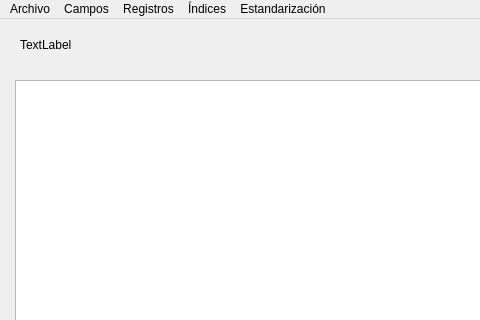
Qt form MainWindow.ui (carlosvelaquez/ProyectoEDII) before a commit; both pictures show x 0 to 480 and y 0 to 320 of the 843 by 465 pixel window.
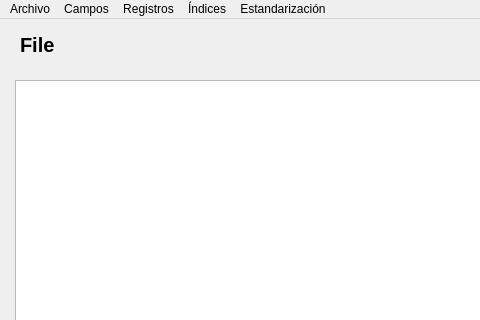
The same form after that commit.

```diff
--- a/MainWindow.ui
+++ b/MainWindow.ui
@@ -36,8 +36,15 @@
       <height>31</height>
      </rect>
     </property>
+    <property name="font">
+     <font>
+      <pointsize>15</pointsize>
+      <weight>75</weight>
+      <bold>true</bold>
+     </font>
+    </property>
     <property name="text">
-     <string>TextLabel</string>
+     <string>File</string>
     </property>
    </widget>
    <widget class="QLabel" name="label_2">
```
